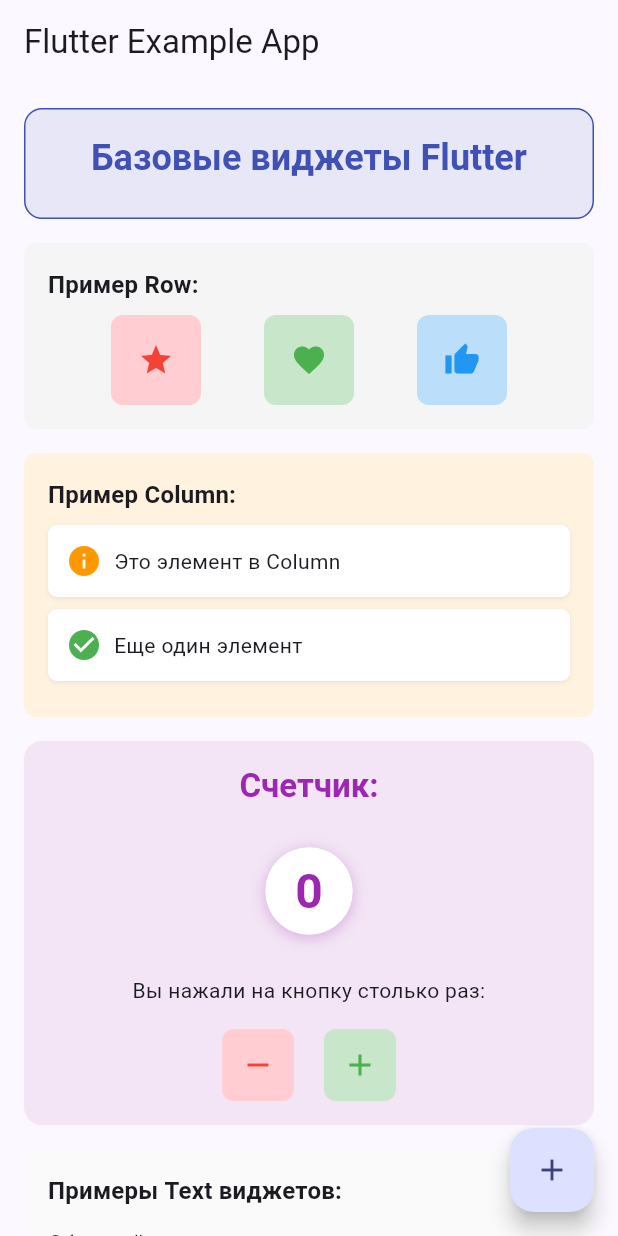
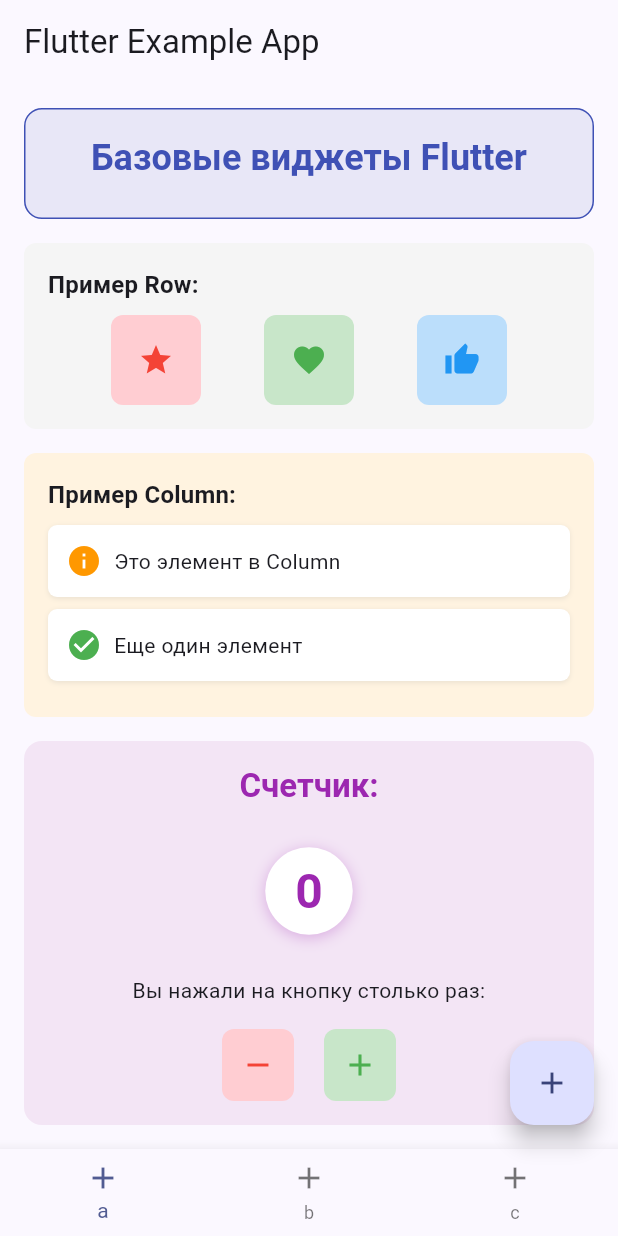
Before and after one commit to Renal-Ishbulatov/verstka, a Flutter app: the screen it shows after launch, on a phone screen of 412 x 824 dp. Run offline on Flutter 3.47's test engine with Material 3 defaults, Android fonts, the phone set to English and light mode, and no system bars.

Commit message:
added bottom navi

```diff
--- a/lib/main.dart
+++ b/lib/main.dart
@@ -54,6 +54,14 @@ class _MyHomePageState extends State<MyHomePage> {
   @override
   Widget build(BuildContext context) {
     return Scaffold(
+      bottomNavigationBar: BottomNavigationBar( items:
+      [
+        BottomNavigationBarItem(label:"a", icon:Icon(Icons.add)),
+        BottomNavigationBarItem(label:'b',icon:Icon(Icons.add)),
+        BottomNavigationBarItem(label:'c',icon:Icon(Icons.add)),
+      ]
+
+           ),
       appBar: AppBar(
         title: Text(widget.title),
       ),
```
Also changed, not shown: pubspec.lock, 19 other files.
